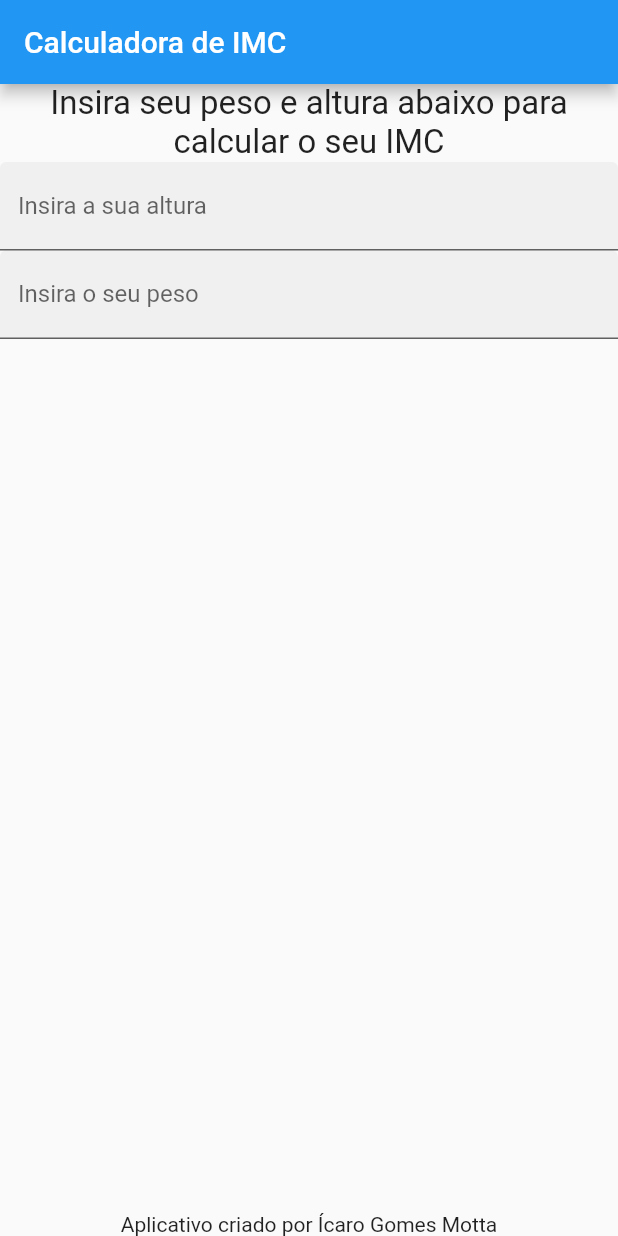
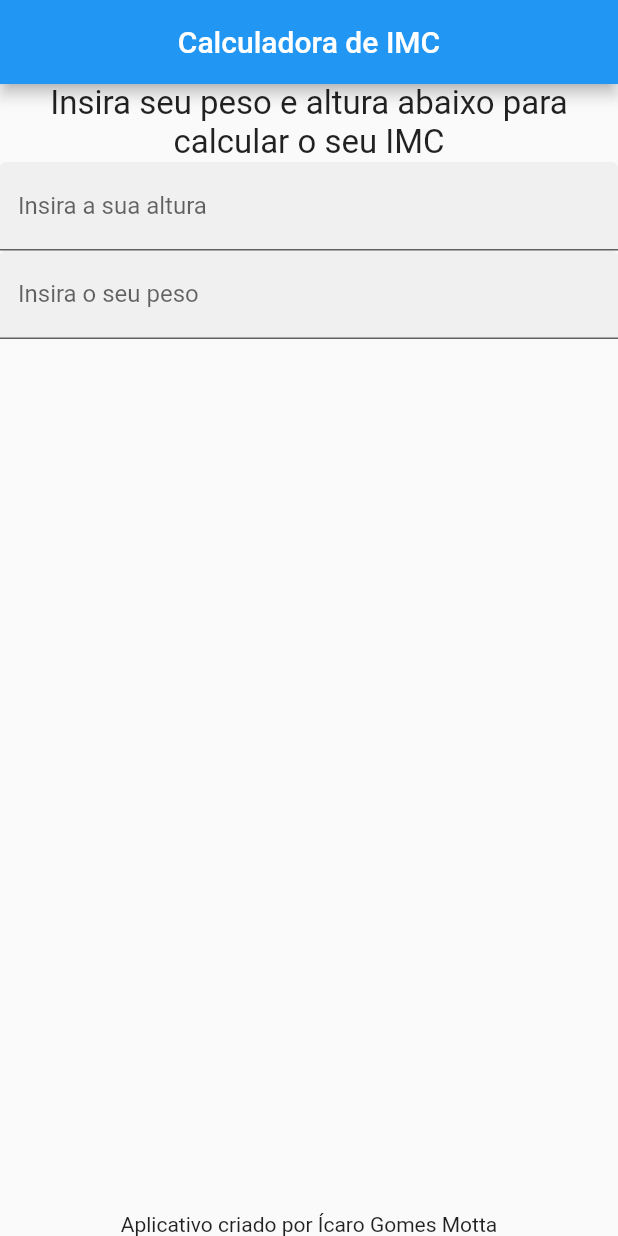
Before and after one commit to icarosuper/imc_calculator, a Flutter app: the screen it shows after launch, on a phone screen of 412 x 824 dp. Run offline on Flutter 3.47's test engine with Material 2 defaults, Android fonts, the phone set to English and light mode, and no system bars.

Commit message:
feat: centralizando texto da navbar.

```diff
--- a/lib/main.dart
+++ b/lib/main.dart
@@ -13,7 +13,7 @@ class MyApp extends StatelessWidget {
     return MaterialApp(
       title: 'Calculadora de IMC',
       home: Scaffold(
-        appBar: AppBar(title: const Text('Calculadora de IMC')),
+        appBar: AppBar(title: const Center(child: Text('Calculadora de IMC'))),
         body: const SafeArea(child: ImcScreen()),
       ),
     );
```
